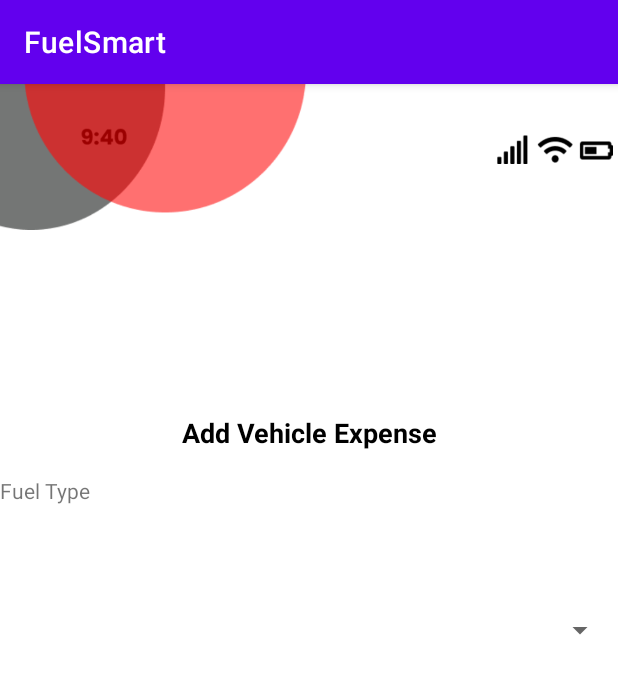
After one commit to amandahaydaw/SIT705, an Android app: the adding_vehicle_expense screen opened directly, with no data from a screen before it, on a phone screen of 412 x 824 dp. The commit adds this screen. Shown: the top 674 px of the screen. Run offline under Robolectric (Android 15) with nearby library versions, the phone set to English and light mode, and no system bars.

Commit message:
new changes were made for main page , add vehicle expense

```diff
--- /dev/null
+++ b/app/src/main/java/com/example/fuelsmartapp/adding_vehicle_expense.java
@@ -0,0 +1,14 @@
+package com.example.fuelsmartapp;
+
+import androidx.appcompat.app.AppCompatActivity;
+
+import android.os.Bundle;
+
+public class adding_vehicle_expense extends AppCompatActivity {
+
+    @Override
+    protected void onCreate(Bundle savedInstanceState) {
+        super.onCreate(savedInstanceState);
+        setContentView(R.layout.activity_adding_vehicle_expense);
+    }
+}
--- /dev/null
+++ b/app/src/main/res/layout/activity_adding_vehicle_expense.xml
@@ -0,0 +1,76 @@
+<?xml version="1.0" encoding="utf-8"?>
+<androidx.constraintlayout.widget.ConstraintLayout xmlns:android="http://schemas.android.com/apk/res/android"
+    xmlns:app="http://schemas.android.com/apk/res-auto"
+    xmlns:tools="http://schemas.android.com/tools"
+    android:layout_width="match_parent"
+    android:layout_height="match_parent"
+    tools:context=".adding_vehicle_expense">
+    <ImageView
+        android:id="@+id/bar"
+        android:layout_width="355dp"
+        android:layout_height="0dp"
+        android:layout_marginStart="53dp"
+        android:layout_marginTop="11dp"
+        android:layout_marginBottom="261dp"
+        android:src="@drawable/bar"
+        android:visibility="visible"
+        app:layout_constraintStart_toStartOf="parent"
+        app:layout_constraintTop_toTopOf="parent"
+        tools:visibility="visible" />
+
+    <ImageView
+        android:id="@+id/cornorimag"
+        android:layout_width="235dp"
+        android:layout_height="173dp"
+        android:layout_marginStart="-32dp"
+        android:layout_marginTop="-57dp"
+        android:src="@drawable/cornorimag"
+        app:layout_constraintStart_toStartOf="parent"
+        app:layout_constraintTop_toTopOf="parent" />
+
+    <TextView
+        android:id="@+id/welcome"
+        android:layout_width="214dp"
+        android:layout_height="27dp"
+        android:layout_marginStart="92dp"
+        android:layout_marginTop="220dp"
+        android:layout_marginEnd="92dp"
+        android:ems="10"
+        android:fontFamily="sans-serif"
+        android:text="Add Vehicle Expense"
+        android:textAlignment="center"
+        android:textColor="#000000"
+        android:textSize="18dp"
+        android:textStyle="bold"
+        app:layout_constraintEnd_toEndOf="parent"
+        app:layout_constraintStart_toStartOf="parent"
+        app:layout_constraintTop_toTopOf="parent" />
+
+    <TextView
+        android:id="@+id/textView2"
+        android:layout_width="wrap_content"
+        android:layout_height="wrap_content"
+        android:layout_marginTop="145dp"
+        android:text="Fuel Type"
+        app:layout_constraintTop_toBottomOf="@+id/cornorimag"
+        tools:layout_editor_absoluteX="24dp" />
+
+    <Spinner
+        android:id="@+id/spinner1"
+        android:layout_width="0dp"
+        android:layout_height="wrap_content"
+        android:layout_marginStart="1dp"
+        android:layout_marginTop="300dp"
+        android:layout_marginEnd="1dp"
+        android:layout_marginBottom="407dp"
+        android:minHeight="48dp"
+        android:spinnerMode="dropdown"
+        app:layout_constraintBottom_toBottomOf="parent"
+        app:layout_constraintEnd_toEndOf="parent"
+        app:layout_constraintHorizontal_bias="0.0"
+        app:layout_constraintStart_toStartOf="parent"
+        app:layout_constraintTop_toBottomOf="@+id/bar" />
+
+
+
+</androidx.constraintlayout.widget.ConstraintLayout>
```
Also changed, not shown: app/src/main/AndroidManifest.xml (+9 -19 lines), app/src/main/java/com/example/fuelsmartapp/InfoWindowAdapter.java (added, +41 -0 lines), app/src/main/java/com/example/fuelsmartapp/MapsActivity.java (+51 -3 lines), app/src/main/res/layout/activity_maps.xml (+5 -6 lines), app/src/main/res/layout/gir_forest.xml (added, +28 -0 lines), app/src/main/res/drawable/seveneleven.png (added).
